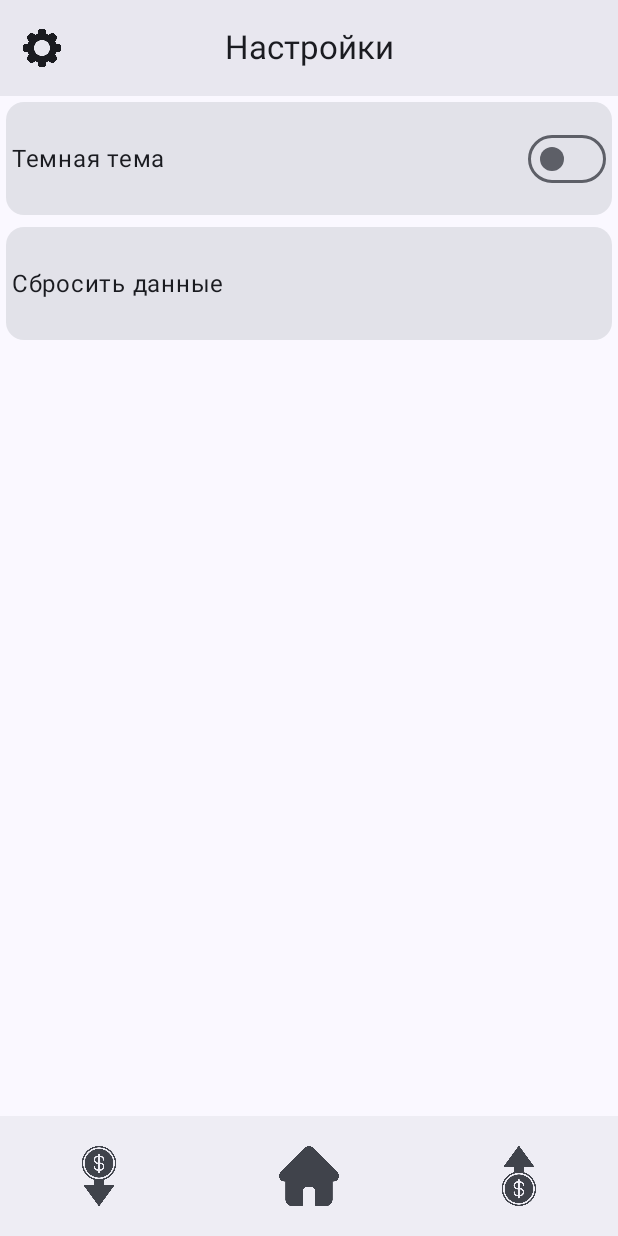
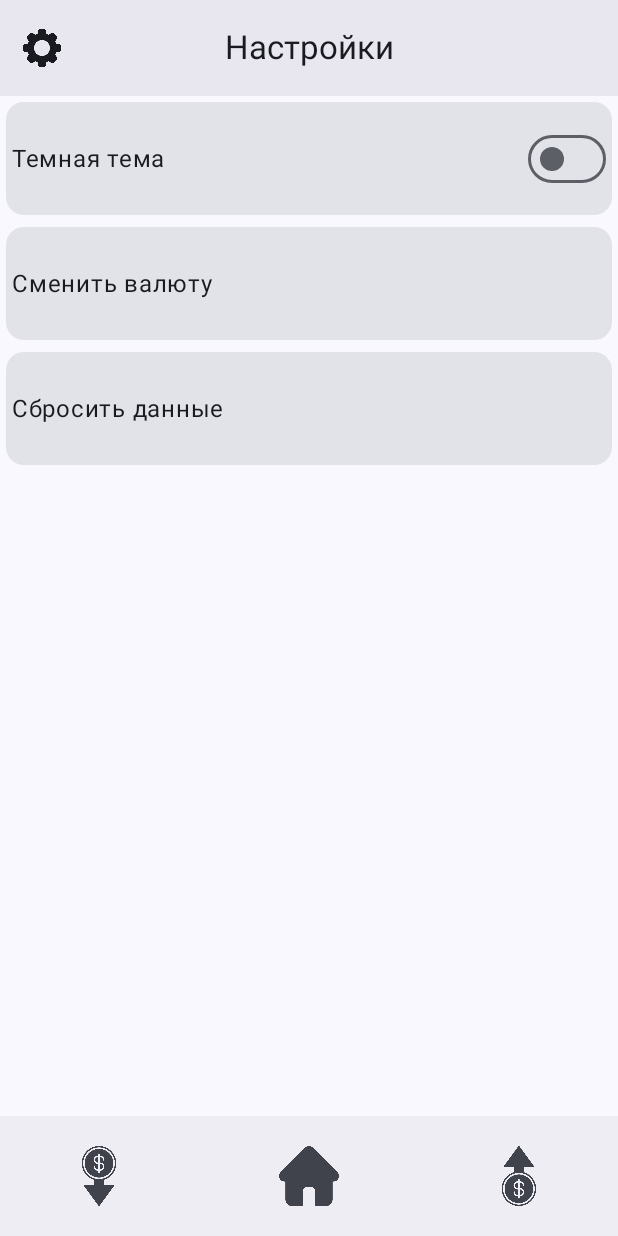
Before and after one commit to iam965/FinanceProject, an Android app built with Jetpack Compose: the screen it shows after launch (MainActivity), after a tap on "Settings", on a phone screen of 412 x 824 dp. Run offline under Robolectric (Android 15) with nearby library versions, the light colour scheme and no system bars; our stand-ins replace Room's generated code.

Commit message:
settings

```diff
--- a/app/src/main/java/com/financeproject/ui/screens/Settings.kt
+++ b/app/src/main/java/com/financeproject/ui/screens/Settings.kt
@@ -4,12 +4,14 @@ import androidx.compose.foundation.clickable
 import androidx.compose.foundation.layout.Arrangement
 import androidx.compose.foundation.layout.Column
 import androidx.compose.foundation.layout.Row
-import androidx.compose.foundation.layout.fillMaxSize
+import androidx.compose.foundation.layout.fillMaxHeight
 import androidx.compose.foundation.layout.fillMaxWidth
 import androidx.compose.foundation.layout.height
 import androidx.compose.foundation.layout.padding
+import androidx.compose.material.Divider
 import androidx.compose.material3.AlertDialog
 import androidx.compose.material3.Card
+import androidx.compose.material3.MaterialTheme
 import androidx.compose.material3.Switch
 import androidx.compose.material3.Text
 import androidx.compose.material3.TextButton
@@ -24,8 +26,9 @@ import androidx.compose.ui.unit.dp
 import com.financeproject.ui.viewmodels.FinanceViewModel
 
 @Composable
-fun Settings(financevm: FinanceViewModel){
+fun Settings(financevm: FinanceViewModel) {
     var showResetDialog by remember { mutableStateOf(false) }
+    var showValutePicker by remember { mutableStateOf(false) }
     val isDarkTheme by remember { mutableStateOf(financevm.isDarkTheme) }
 
     Column(
@@ -40,13 +43,14 @@ fun Settings(financevm: FinanceViewModel){
         ) {
             Row(
                 modifier = Modifier
-                    .fillMaxSize()
+                    .fillMaxHeight()
+                    .fillMaxWidth()
                     .padding(4.dp),
                 horizontalArrangement = Arrangement.SpaceBetween,
                 verticalAlignment = Alignment.CenterVertically
             ) {
                 Text(text = "Темная тема")
-                Switch(checked = isDarkTheme.value, onCheckedChange = {financevm.changeTheme()})
+                Switch(checked = isDarkTheme.value, onCheckedChange = { financevm.changeTheme() })
             }
         }
         Card(
@@ -54,20 +58,46 @@ fun Settings(financevm: FinanceViewModel){
                 .fillMaxWidth()
                 .padding(4.dp)
                 .height(75.dp)
+                .clickable { showValutePicker = true }
         ) {
             Row(
                 modifier = Modifier
-                    .fillMaxSize()
-                    .padding(4.dp)
-                    .clickable { showResetDialog = true },
+                    .fillMaxHeight()
+                    .fillMaxWidth()
+                    .padding(4.dp),
+                horizontalArrangement = Arrangement.SpaceBetween,
+                verticalAlignment = Alignment.CenterVertically
+            ) {
+                Text(text = "Сменить валюту")
+            }
+        }
+        Card(
+            modifier = Modifier
+                .fillMaxWidth()
+                .padding(4.dp)
+                .height(75.dp)
+                .clickable { showResetDialog = true }
+        ) {
+            Row(
+                modifier = Modifier
+                    .fillMaxHeight()
+                    .fillMaxWidth()
+                    .padding(4.dp),
                 horizontalArrangement = Arrangement.SpaceBetween,
                 verticalAlignment = Alignment.CenterVertically
             ) {
                 Text(text = "Сбросить данные")
             }
         }
-        if (showResetDialog){
-            ResetDialog(onReset = {financevm.resetData(); showResetDialog = false}, onDismiss = {showResetDialog = false})
+        if (showResetDialog) {
+            ResetDialog(
+                onReset = { financevm.resetData(); showResetDialog = false },
+                onDismiss = { showResetDialog = false })
+        }
+        if (showValutePicker) {
+            ValutePicker(
+                onPick = { str -> financevm.changeValute(str); showValutePicker = false },
+                onDismiss = { showValutePicker = false })
         }
     }
 }
@@ -94,3 +124,44 @@ private fun ResetDialog(onDismiss: () -> Unit, onReset: () -> Unit) {
             }
         })
 }
+
+@Composable
+private fun ValutePicker(onPick: (String) -> Unit, onDismiss: () -> Unit) {
+    AlertDialog(onDismissRequest = onDismiss,
+        title = { Text(text = "Выбор валюты") },
+        text = {
+            Column(
+                modifier = Modifier
+                    .fillMaxWidth(),
+                verticalArrangement = Arrangement.Center,
+                horizontalAlignment = Alignment.CenterHorizontally
+            ) {
+                Text(
+                    text = "Рубль",
+                    style = MaterialTheme.typography.bodyLarge,
+                    modifier = Modifier
+                        .padding(10.dp)
+                        .clickable { onPick("₽") })
+                Divider()
+                Text(
+                    text = "Доллар",
+                    style = MaterialTheme.typography.bodyLarge,
+                    modifier = Modifier
+                        .padding(10.dp)
+                        .clickable { onPick("$") })
+                Divider()
+                Text(
+                    text = "Евро",
+                    style = MaterialTheme.typography.bodyLarge,
+                    modifier = Modifier
+                        .padding(10.dp)
+                        .clickable { onPick("€") })
+            }
+        },
+        confirmButton = {},
+        dismissButton = {
+            TextButton(onClick = onDismiss) {
+                Text("Отмена")
+            }
+        })
+}
```
